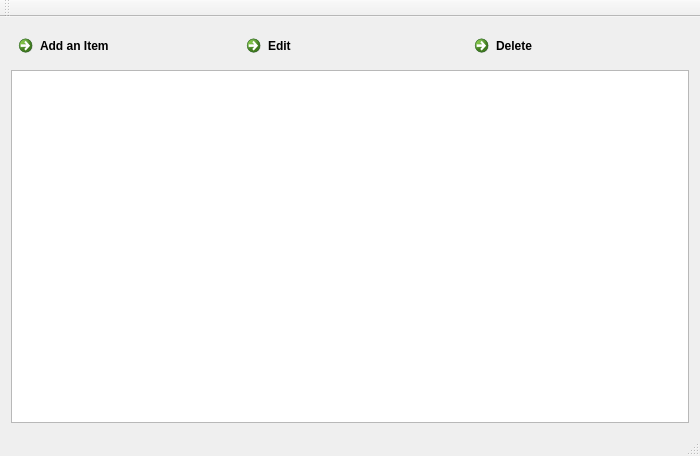
utat-uav/groundstation, file thephotolist/photolist/mainwindow.ui: the form before one commit.
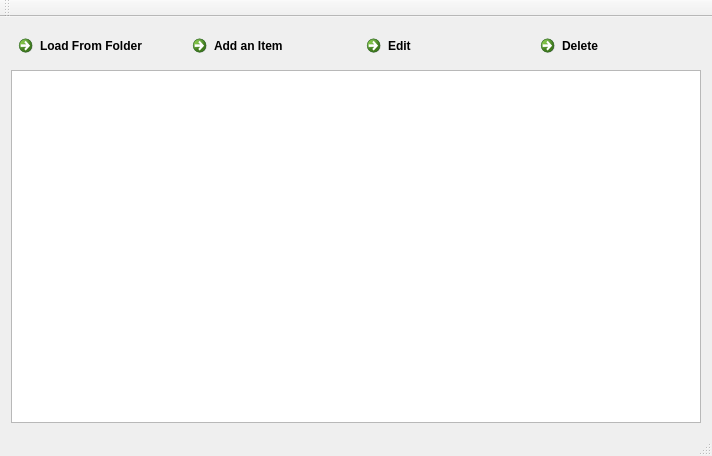
The form after the commit.

Commit message:
thephotolist loads images from a folder
speed improvements too

```diff
--- a/thephotolist/photolist/mainwindow.ui
+++ b/thephotolist/photolist/mainwindow.ui
@@ -19,6 +19,13 @@
      <layout class="QVBoxLayout" name="verticalLayout">
       <item>
        <layout class="QHBoxLayout" name="horizontalLayout">
+        <item>
+         <widget class="QCommandLinkButton" name="loadButton">
+          <property name="text">
+           <string>Load From Folder</string>
+          </property>
+         </widget>
+        </item>
         <item>
          <widget class="QCommandLinkButton" name="addItemButton">
           <property name="text">
```
Left out of the diff: 2 changed lines with no effect on the pictures. The commit also changes 6 other files.
